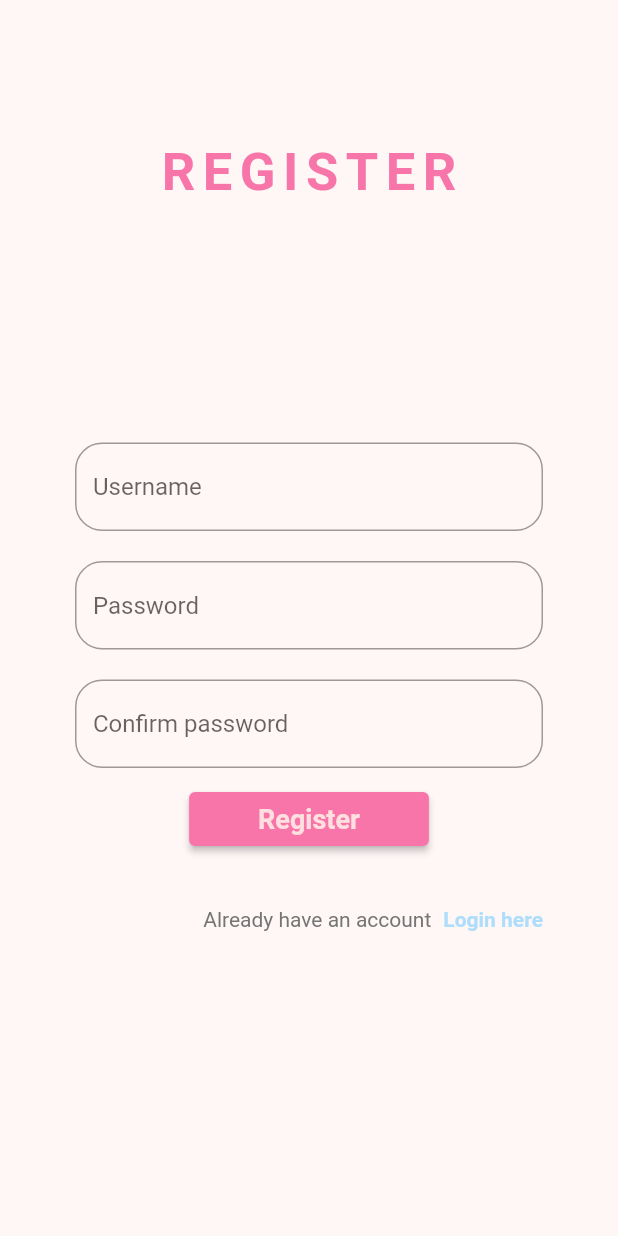
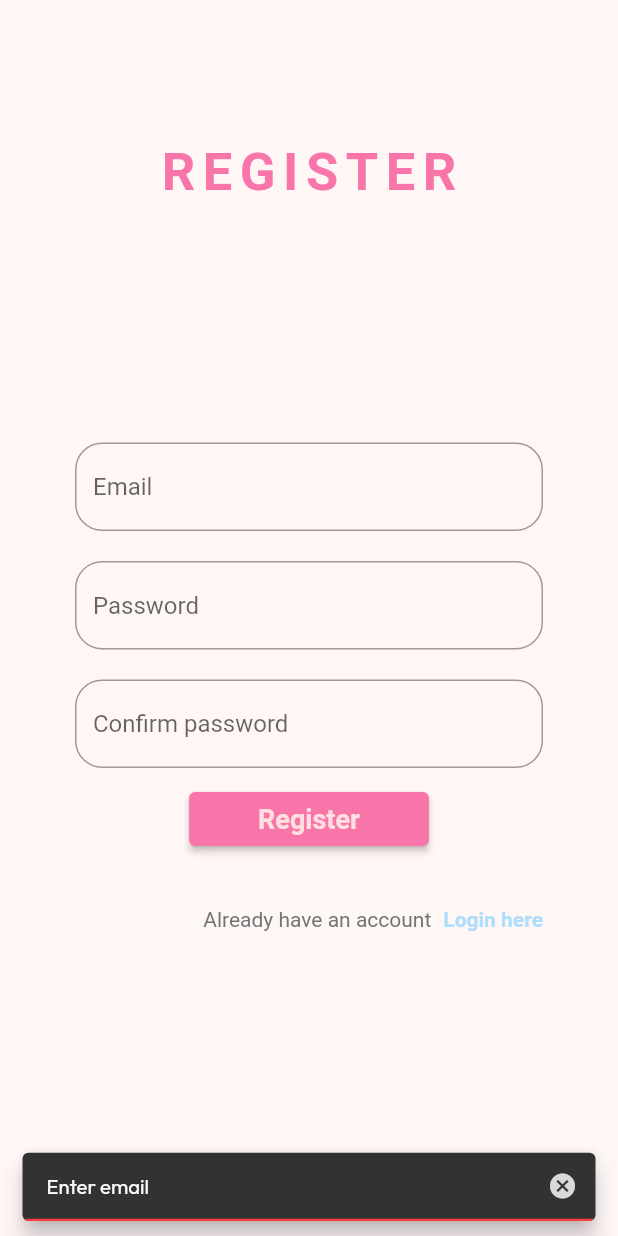
Before and after one commit to insfirred/handl-social-media-app-, a Flutter app: the screen it shows after launch, after a tap on "Register here", after a tap on "Register", on a phone screen of 412 x 824 dp. Run offline on Flutter 3.47's test engine with Material 2 defaults, Android fonts, the phone set to English and light mode, and no system bars; our stand-ins replace auto_route, email_validator, firebase_auth, firebase_core, flutter_riverpod, freezed_annotation and 2 more; accounts and stored records are empty; Roboto replaces fonts that are missing (Dosis).

```diff
--- a/lib/scr/repositories/app_repository.dart
+++ b/lib/scr/repositories/app_repository.dart
@@ -166,6 +166,8 @@ class AppRepository extends StateNotifier<AppState> {
   //   }
   // }
 
+  setAppStatus(AppStatus status) => state = state.copyWith(status: status);
+
   @override
   void dispose() {
     super.dispose();
--- a/lib/scr/ui/auth/auth_view.dart
+++ b/lib/scr/ui/auth/auth_view.dart
@@ -2,9 +2,12 @@ import 'package:auto_route/auto_route.dart';
 import 'package:flutter/material.dart';
 import 'package:flutter_riverpod/flutter_riverpod.dart';
 import 'package:google_fonts/google_fonts.dart';
-import 'package:social_media/scr/ui/auth/auth_view_model.dart';
 
 import '../../constants/colors.dart';
+import '../../repositories/app_repository.dart';
+import '../../routing/app_router.dart';
+import '../../utils/snackbar_utils.dart';
+import 'auth_view_model.dart';
 import 'views/login_view.dart';
 import 'views/register_view.dart';
 
@@ -17,6 +20,27 @@ class AuthView extends ConsumerWidget {
     final activeScreen = ref.watch(
       authViewModelProvider.select((_) => _.activeScreen),
     );
+    final appStatus = ref.watch(
+      appRepositoryProvider.select((_) => _.status),
+    );
+
+    ref.listen(appRepositoryProvider, (prev, next) {
+      if (next.status == AppStatus.authenticatedWithUserData) {
+        context.replaceRoute(const HomeRoute());
+      } else if (next.status == AppStatus.authenticatedWithNoUserData) {
+        context.replaceRoute(const CreateUsernameRoute());
+      }
+    });
+
+    ref.listen(authViewModelProvider, (previous, next) {
+      if (next.status == AuthViewStatus.error) {
+        showErrorMessage(
+          context,
+          next.errorMessage ?? 'Something went wrong!',
+        );
+      }
+    });
+
     return Scaffold(
       body: SafeArea(
         child: SizedBox(
@@ -32,7 +56,7 @@ class AuthView extends ConsumerWidget {
                     child: Hero(
                       tag: 'Handl',
                       child: Text(
-                        activeScreen == AuthPageScreen.login
+                        activeScreen == AuthViewScreen.login
                             ? 'LOGIN'
                             : 'REGISTER',
                         style: GoogleFonts.dosis(
@@ -47,7 +71,7 @@ class AuthView extends ConsumerWidget {
                 ),
                 Expanded(
                   flex: 3,
-                  child: activeScreen == AuthPageScreen.login
+                  child: activeScreen == AuthViewScreen.login
                       ? const LoginView()
                       : const RegisterView(),
                 ),
--- a/lib/scr/ui/auth/auth_view_model.dart
+++ b/lib/scr/ui/auth/auth_view_model.dart
@@ -1,6 +1,8 @@
+import 'package:email_validator/email_validator.dart';
 import 'package:firebase_auth/firebase_auth.dart';
 import 'package:flutter_riverpod/flutter_riverpod.dart';
 import 'package:freezed_annotation/freezed_annotation.dart';
+import 'package:social_media/scr/repositories/app_repository.dart';
 
 import '../../services/firebase_auth.dart';
 
@@ -10,43 +12,106 @@ final authViewModelProvider =
     StateNotifierProvider.autoDispose<AuthViewModel, AuthViewState>(
   (ref) => AuthViewModel(
     firebaseAuth: ref.watch(firebaseAuthProvider),
+    ref: ref,
   ),
 );
 
 class AuthViewModel extends StateNotifier<AuthViewState> {
   final FirebaseAuth firebaseAuth;
+  final AutoDisposeStateNotifierProviderRef ref;
 
   AuthViewModel({
     required this.firebaseAuth,
+    required this.ref,
   }) : super(const AuthViewState());
 
-  setUsername(String username) => state = state.copyWith(
-        username: username,
-        status: AuthPageStatus.initial,
+  setEmail(String email) => state = state.copyWith(
+        email: email,
+        status: AuthViewStatus.initial,
       );
 
   setPassword(String password) => state = state.copyWith(
         password: password,
-        status: AuthPageStatus.initial,
+        status: AuthViewStatus.initial,
       );
   setConfirmPassword(String password) => state = state.copyWith(
         confirmPassword: password,
-        status: AuthPageStatus.initial,
+        status: AuthViewStatus.initial,
       );
 
-  setAuthPageScreen(AuthPageScreen screen) => state = state.copyWith(
+  setAuthPageScreen(AuthViewScreen screen) => state = state.copyWith(
         activeScreen: screen,
-        status: AuthPageStatus.initial,
+        status: AuthViewStatus.initial,
         password: '',
-        username: '',
+        email: '',
         confirmPassword: '',
       );
 
-  setShowPassword(bool value) => state = state.copyWith(showPassword: value);
+  setShowPassword(bool value) => state = state.copyWith(
+        showPassword: value,
+        status: AuthViewStatus.initial,
+      );
 
   setShowConfirmPassword(bool value) => state = state.copyWith(
         showConfirmPassword: value,
+        status: AuthViewStatus.initial,
       );
+
+  setAuthViewStatus(AuthViewStatus status) =>
+      state = state.copyWith(status: status);
+
+  register() async {
+    if (!_validationOnRegister()) return;
+    try {
+      final credential = await firebaseAuth.createUserWithEmailAndPassword(
+        email: state.email,
+        password: state.password,
+      );
+      ref
+          .read(appRepositoryProvider.notifier)
+          .setAppStatus(AppStatus.authenticatedWithNoUserData);
+    } on FirebaseAuthException catch (e) {
+      if (e.code == 'email-already-in-use') {
+        _setError('The account already exists for that email.');
+        print('The account already exists for that email.');
+      }
+    } catch (e) {
+      _setError(e.toString());
+      print(e);
+    }
+    print('No validation error, initiating registration!!!');
+  }
+
+  /// returns true if there is no validation error
+  bool _validationOnRegister() {
+    if (state.email.isEmpty) {
+      _setError('Enter email');
+      print('Enter email');
+      return false;
+    }
+    // TODO: Email validation
+    if (!EmailValidator.validate(state.email)) {
+      _setError('Enter a valid email');
+      print('Enter a valid email');
+      return false;
+    }
+    if (state.password.isEmpty) {
+      _setError('Enter password');
+      print('Enter password');
+      return false;
+    }
+    if (state.password.length < 6 || state.password.length > 14) {
+      _setError('Enter a password of length of 4 - 16 characters.');
+      print('Enter a password of length of 4 - 16 characters.');
+      return false;
+    }
+    if (state.password != state.confirmPassword) {
+      _setError('Confirm password doesn\'t matches');
+      print('Confirm password doesn\'t matches');
+      return false;
+    }
+    return true;
+  }
 
   // /// returns whether back navigation should be triggered or not
   // bool onBackPressed() {
@@ -133,10 +198,10 @@ class AuthViewModel extends StateNotifier<AuthViewState> {
   //   }
   // }
 
-  // _setError(String? error) => state = state.copyWith(
-  //       errorMessage: error,
-  //       status: AuthPageStatus.error,
-  //     );
+  _setError(String? error) => state = state.copyWith(
+        errorMessage: error,
+        status: AuthViewStatus.error,
+      );
 
   // /// calls verifyPhoneNumber in Firebase Auth to request or resend OTP
   // _verifyPhoneNumber({bool forceResend = false}) async {
@@ -182,24 +247,24 @@ class AuthViewModel extends StateNotifier<AuthViewState> {
 @freezed
 class AuthViewState with _$AuthViewState {
   const factory AuthViewState({
-    @Default('') String username,
+    @Default('') String email,
     @Default('') String password,
     @Default('') String confirmPassword,
-    @Default(AuthPageStatus.initial) AuthPageStatus status,
-    @Default(AuthPageScreen.login) AuthPageScreen activeScreen,
+    @Default(AuthViewStatus.initial) AuthViewStatus status,
+    @Default(AuthViewScreen.login) AuthViewScreen activeScreen,
     @Default(false) bool showPassword,
     @Default(false) bool showConfirmPassword,
     String? errorMessage,
   }) = _AuthViewState;
 }
 
-enum AuthPageStatus {
+enum AuthViewStatus {
   initial,
   loading,
   error,
 }
 
-enum AuthPageScreen {
+enum AuthViewScreen {
   login,
   register,
 }
--- a/lib/scr/ui/auth/views/login_view.dart
+++ b/lib/scr/ui/auth/views/login_view.dart
@@ -16,19 +16,19 @@ class LoginView extends ConsumerStatefulWidget {
 }
 
 class _LoginViewState extends ConsumerState<LoginView> {
-  late final TextEditingController _usernameController;
+  late final TextEditingController _emailController;
   late final TextEditingController _passwordController;
 
   @override
   void initState() {
     super.initState();
-    _usernameController = TextEditingController();
+    _emailController = TextEditingController();
     _passwordController = TextEditingController();
-    _usernameController.addListener(
+    _emailController.addListener(
       () {
         ref
             .read(authViewModelProvider.notifier)
-            .setUsername(_usernameController.text);
+            .setEmail(_emailController.text);
       },
     );
     _passwordController.addListener(
@@ -54,8 +54,8 @@ class _LoginViewState extends ConsumerState<LoginView> {
         children: [
           const SizedBox(height: 80),
           TextFieldHandl(
-            controller: _usernameController,
-            hint: 'Username',
+            controller: _emailController,
+            hint: 'Email',
           ),
           const SizedBox(height: 20),
           TextFieldHandl(
@@ -111,7 +111,7 @@ class _LoginViewState extends ConsumerState<LoginView> {
                   behavior: HitTestBehavior.opaque,
                   onTap: () => ref
                       .read(authViewModelProvider.notifier)
-                      .setAuthPageScreen(AuthPageScreen.register),
+                      .setAuthPageScreen(AuthViewScreen.register),
                   child: Text(
                     'Register here',
                     style: GoogleFonts.dosis(
--- a/lib/scr/ui/auth/views/register_view.dart
+++ b/lib/scr/ui/auth/views/register_view.dart
@@ -16,21 +16,21 @@ class RegisterView extends ConsumerStatefulWidget {
 }
 
 class _RegisterViewState extends ConsumerState<RegisterView> {
-  late final TextEditingController _usernameController;
+  late final TextEditingController _emailController;
   late final TextEditingController _passwordController;
   late final TextEditingController _confirmPasswordController;
 
   @override
   void initState() {
     super.initState();
-    _usernameController = TextEditingController();
+    _emailController = TextEditingController();
     _passwordController = TextEditingController();
     _confirmPasswordController = TextEditingController();
-    _usernameController.addListener(
+    _emailController.addListener(
       () {
         ref
             .read(authViewModelProvider.notifier)
-            .setUsername(_usernameController.text);
+            .setEmail(_emailController.text);
       },
     );
     _passwordController.addListener(
@@ -69,8 +69,8 @@ class _RegisterViewState extends ConsumerState<RegisterView> {
         children: [
           const SizedBox(height: 80),
           TextFieldHandl(
-            controller: _usernameController,
-            hint: 'Username',
+            controller: _emailController,
+            hint: 'Email',
           ),
           const SizedBox(height: 20),
           TextFieldHandl(
@@ -122,7 +122,8 @@ class _RegisterViewState extends ConsumerState<RegisterView> {
           ),
           const SizedBox(height: 10),
           ElevatedButton(
-            onPressed: () {},
+            onPressed: () =>
+                ref.read(authViewModelProvider.notifier).register(),
             child: Padding(
               padding: const EdgeInsets.symmetric(horizontal: 30),
               child: Text(
@@ -150,7 +151,7 @@ class _RegisterViewState extends ConsumerState<RegisterView> {
                   behavior: HitTestBehavior.opaque,
                   onTap: () => ref
                       .read(authViewModelProvider.notifier)
-                      .setAuthPageScreen(AuthPageScreen.login),
+                      .setAuthPageScreen(AuthViewScreen.login),
                   child: Text(
                     'Login here',
                     style: GoogleFonts.dosis(
--- a/lib/scr/ui/common_components/text_field.dart
+++ b/lib/scr/ui/common_components/text_field.dart
@@ -22,10 +22,11 @@ class TextFieldHandl extends StatelessWidget {
       child: TextField(
         controller: controller,
         obscureText: isObscure,
+        style: GoogleFonts.dosis(fontWeight: FontWeight.bold),
         decoration: InputDecoration(
           suffixIcon: suffixIcon,
           hintText: hint,
-          hintStyle: GoogleFonts.dosis(),
+          hintStyle: GoogleFonts.dosis(fontWeight: FontWeight.normal),
           border: OutlineInputBorder(borderRadius: BorderRadius.circular(18)),
         ),
       ),
--- /dev/null
+++ b/lib/scr/utils/snackbar_utils.dart
@@ -0,0 +1,100 @@
+// 🐦 Flutter imports:
+import 'package:flutter/cupertino.dart';
+import 'package:flutter/material.dart';
+
+// 📦 Package imports:
+import 'package:google_fonts/google_fonts.dart';
+
+/// shows success message snack bar
+showSuccessMessage(
+  BuildContext context,
+  String message, {
+  double? bottomMargin,
+}) =>
+    _showSnackBar(
+      context,
+      message,
+      const Color(0xFFdadada),
+      bottomMargin: bottomMargin,
+    );
+
+/// shows error message snack bar
+showErrorMessage(
+  BuildContext context,
+  String message, {
+  double? bottomMargin,
+}) =>
+    _showSnackBar(
+      context,
+      message,
+      const Color(0xFFFF3F3F),
+      bottomMargin: bottomMargin,
+      duration: message.length > 80 ? const Duration(milliseconds: 3500) : null,
+    );
+
+_showSnackBar(
+  BuildContext context,
+  String message,
+  Color highlightColor, {
+  double? bottomMargin,
+  Duration? duration,
+}) {
+  final scaffoldMessenger = ScaffoldMessenger.of(context);
+  // remove current SnackBar, if any
+  scaffoldMessenger.removeCurrentSnackBar();
+  // show the snack bar
+  scaffoldMessenger.showSnackBar(
+    SnackBar(
+      margin: EdgeInsets.fromLTRB(
+        15.0,
+        5.0,
+        15.0,
+        bottomMargin ?? 10.0,
+      ),
+      content: ClipRRect(
+        borderRadius: BorderRadius.circular(4),
+        child: Container(
+          decoration: BoxDecoration(
+            border: Border(
+              bottom: BorderSide(
+                color: highlightColor,
+                width: 1.5,
+              ),
+            ),
+          ),
+          child: Row(
+            children: [
+              const SizedBox(width: 16),
+              Expanded(
+                child: Text(
+                  message,
+                  style: GoogleFonts.outfit(
+                    fontSize: 13.5,
+                    color: const Color(0xFFFCFCFC),
+                  ),
+                ),
+              ),
+              const SizedBox(width: 16),
+              CupertinoButton(
+                padding: EdgeInsets.zero,
+                child: const Icon(
+                  Icons.cancel,
+                  size: 20,
+                  color: Color(0xFFDADADA),
+                ),
+                onPressed: () => scaffoldMessenger.hideCurrentSnackBar(),
+              ),
+            ],
+          ),
+        ),
+      ),
+      backgroundColor: const Color(0xFF323232),
+      behavior: SnackBarBehavior.floating,
+      padding: EdgeInsets.zero,
+      duration: duration ??
+          const Duration(
+            milliseconds: 1500,
+          ),
+    ),
+  );
+}
--- a/pubspec.yaml
+++ b/pubspec.yaml
@@ -42,6 +42,7 @@ dependencies:
   freezed_annotation: ^2.4.1
   json_serializable: ^6.7.1
   shared_preferences: ^2.2.2
+  email_validator: ^2.1.17
 
 dev_dependencies:
   flutter_test:
```
Also changed, not shown: lib/scr/ui/auth/auth_view_model.freezed.dart, pubspec.lock.
